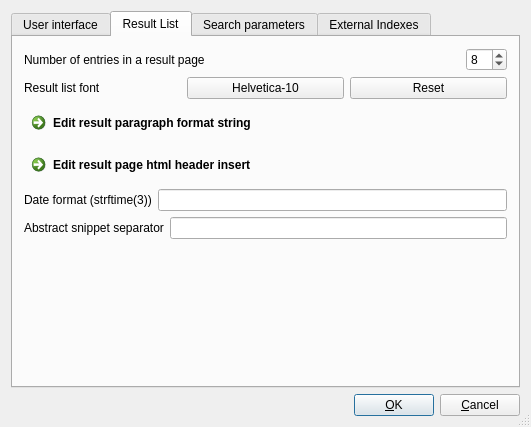
alberti42/recoll-macos, file src/qtgui/uiprefs.ui: the form before one commit.
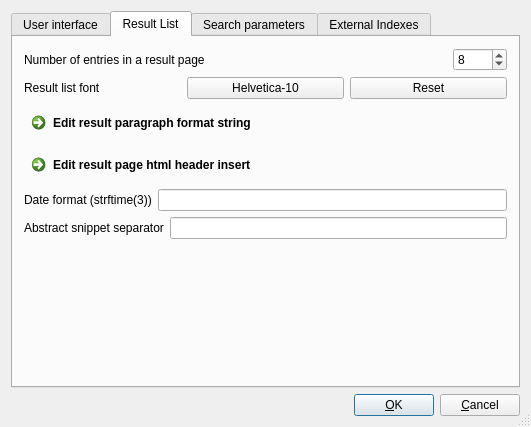
The form after the commit. The open tabs and pages were chosen to show the change.

Patch:
```diff
--- a/src/qtgui/uiprefs.ui
+++ b/src/qtgui/uiprefs.ui
@@ -284,6 +284,9 @@
                <property name="minimum">
                 <number>1</number>
                </property>
+               <property name="maximum">
+                <number>9999</number>
+               </property>
                <property name="value">
                 <number>8</number>
                </property>
```
Left out of the diff: 2 changed lines with no effect on the pictures.
